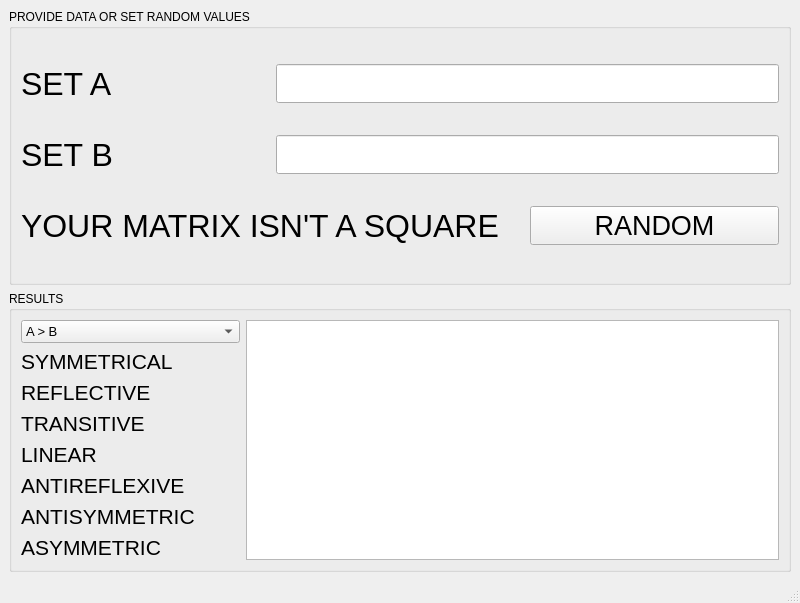
Magnus07/cdm-lab2, file mainwindow.ui: the form before one commit.
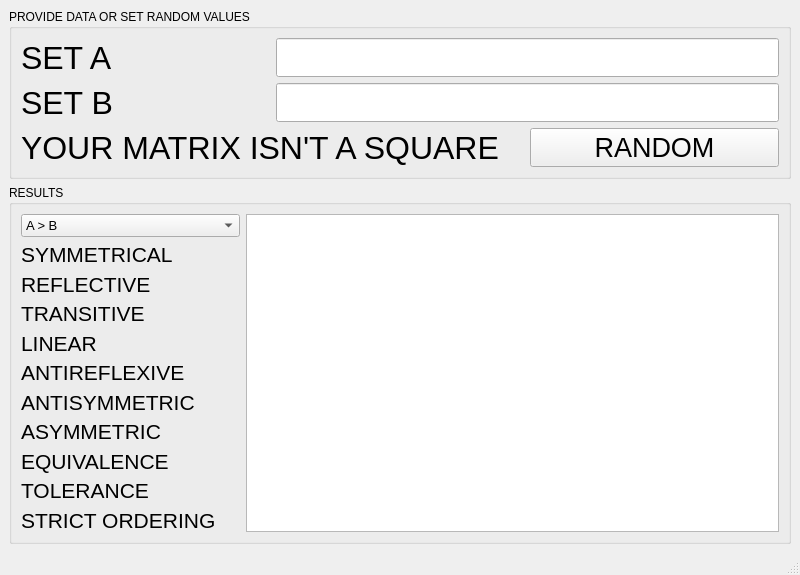
The form after the commit.

```diff
--- a/mainwindow.ui
+++ b/mainwindow.ui
@@ -7,7 +7,7 @@
     <x>0</x>
     <y>0</y>
     <width>800</width>
-    <height>603</height>
+    <height>575</height>
    </rect>
   </property>
   <property name="minimumSize">
@@ -20,7 +20,7 @@
    <string>CDM LW 2 (PINCHUK S. S., SEZONCHIK S. S.)</string>
   </property>
   <widget class="QWidget" name="centralwidget">
-   <layout class="QGridLayout" name="gridLayout_3">
+   <layout class="QGridLayout" name="gridLayout_2">
     <item row="0" column="0">
      <widget class="QGroupBox" name="groupBox">
       <property name="title">
@@ -101,7 +101,7 @@
       <property name="title">
        <string>RESULTS</string>
       </property>
-      <layout class="QGridLayout" name="gridLayout_2">
+      <layout class="QGridLayout" name="gridLayout_3">
        <item row="0" column="0">
         <widget class="QComboBox" name="comboBox">
          <property name="font">
@@ -141,7 +141,7 @@
          </item>
         </widget>
        </item>
-       <item row="0" column="1" rowspan="8">
+       <item row="0" column="1" rowspan="11">
         <widget class="QTableWidget" name="tableWidget"/>
        </item>
        <item row="1" column="0">
@@ -228,6 +228,42 @@
          </property>
         </widget>
        </item>
+       <item row="8" column="0">
+        <widget class="QLabel" name="label_11">
+         <property name="font">
+          <font>
+           <pointsize>16</pointsize>
+          </font>
+         </property>
+         <property name="text">
+          <string>EQUIVALENCE</string>
+         </property>
+        </widget>
+       </item>
+       <item row="9" column="0">
+        <widget class="QLabel" name="label_12">
+         <property name="font">
+          <font>
+           <pointsize>16</pointsize>
+          </font>
+         </property>
+         <property name="text">
+          <string>TOLERANCE</string>
+         </property>
+        </widget>
+       </item>
+       <item row="10" column="0">
+        <widget class="QLabel" name="label_13">
+         <property name="font">
+          <font>
+           <pointsize>16</pointsize>
+          </font>
+         </property>
+         <property name="text">
+          <string>STRICT ORDERING</string>
+         </property>
+        </widget>
+       </item>
       </layout>
      </widget>
     </item>
```
Left out of the diff: 48 changed lines with no effect on the pictures.
